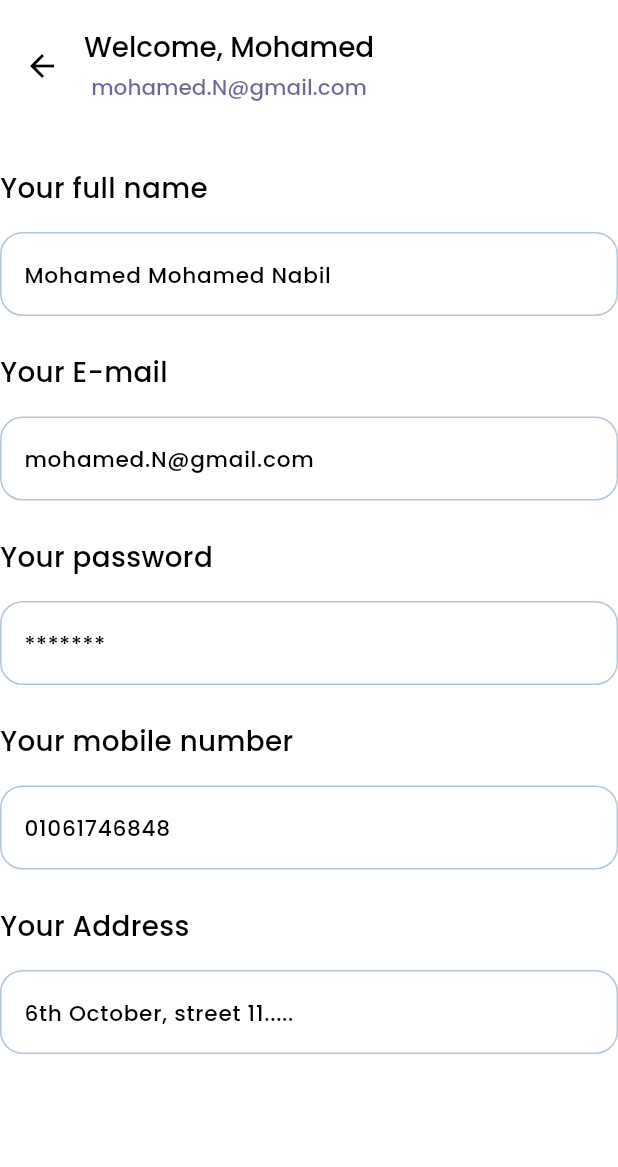
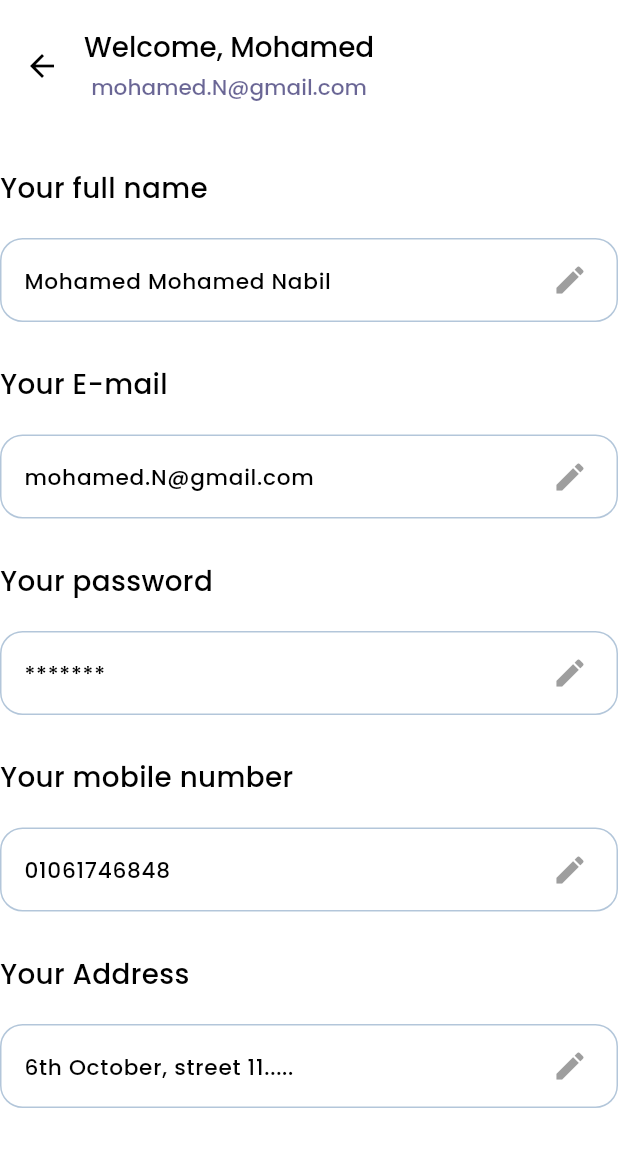
Before and after one commit to MahmoudElgaml/e-comarca, a Flutter app: the AccountView screen opened directly, on a phone screen of 412 x 824 dp, the part 53-1220 px from its top. Run offline on Flutter 3.47's test engine with Material 3 defaults, Android fonts, the phone set to English and light mode, and no system bars; our stand-ins replace animated_text_kit, bloc, dartz, device_preview, dio, expandable_page_view and 8 more; missing offline and left inert: dart:ffi; accounts and stored records are empty; generated files the repository leaves out were written again.

Commit message:
add edit textFiled feature

```diff
--- a/lib/features/account_feature/presentation/widgets/custome_textfiled.dart
+++ b/lib/features/account_feature/presentation/widgets/custome_textfiled.dart
@@ -2,11 +2,18 @@ import 'package:e_comarce_clean/core/utils/app_style.dart';
 import 'package:flutter/material.dart';
 import 'package:gap/gap.dart';
 
-class CustomTextFiled extends StatelessWidget {
+class CustomTextFiled extends StatefulWidget {
   const CustomTextFiled({super.key, required this.title, required this.hint});
 
   final String title;
   final String hint;
+
+  @override
+  State<CustomTextFiled> createState() => _CustomTextFiledState();
+}
+
+class _CustomTextFiledState extends State<CustomTextFiled> {
+  bool isEnable = false;
 
   @override
   Widget build(BuildContext context) {
@@ -14,24 +21,50 @@ class CustomTextFiled extends StatelessWidget {
       crossAxisAlignment: CrossAxisAlignment.start,
       children: [
         Text(
-          title,
+          widget.title,
           style: AppStyle.style18(context),
         ),
         const Gap(16),
-        TextField(
-          decoration: InputDecoration(
-              hintText: hint,
-              hintStyle: AppStyle.style14(context),
-              enabledBorder: OutlineInputBorder(
-                borderRadius: BorderRadius.circular(15),
-                borderSide: const BorderSide(
-                  width: 1,
-                  color: Color(0x4C004182),
-                ),
-              )),
+        Stack(
+          alignment: AlignmentDirectional.centerEnd,
+          children: [
+            TextField(
+              onTapOutside: (event) {
+                isEnable = false;
+                setState(() {});
+              },
+              enabled: isEnable,
+              decoration: InputDecoration(
+                hintText: widget.hint,
+                hintStyle: AppStyle.style14(context),
+                enabledBorder: buildTextFiledBorder(),
+                disabledBorder: buildTextFiledBorder(),
+              ),
+            ),
+            Padding(
+              padding: const EdgeInsets.all(8.0),
+              child: IconButton(
+                onPressed: () {
+                  isEnable = true;
+                  setState(() {});
+                },
+                icon: const Icon(Icons.edit, color: Colors.grey),
+              ),
+            ),
+          ],
         ),
         const Gap(24),
       ],
     );
   }
+
+  OutlineInputBorder buildTextFiledBorder() {
+    return OutlineInputBorder(
+      borderRadius: BorderRadius.circular(15),
+      borderSide: const BorderSide(
+        width: 1,
+        color: Color(0x4C004182),
+      ),
+    );
+  }
 }
```
